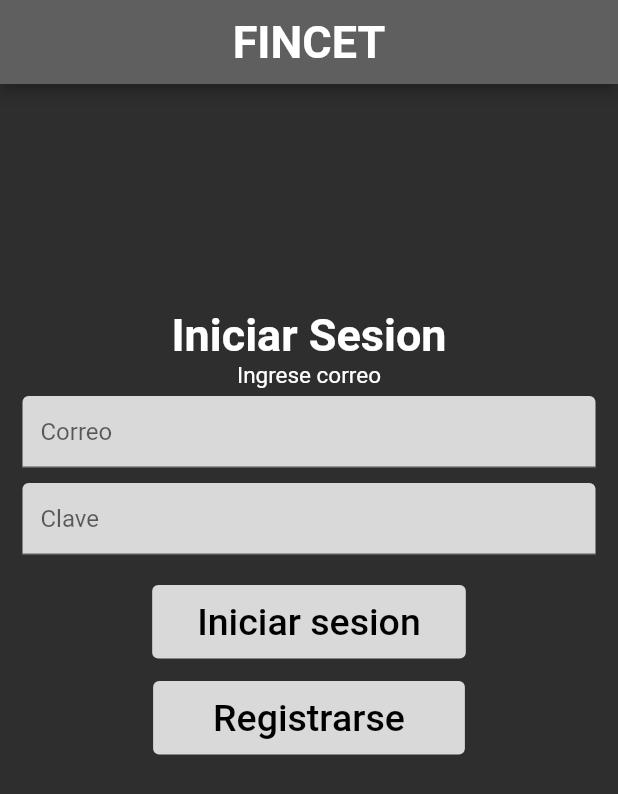
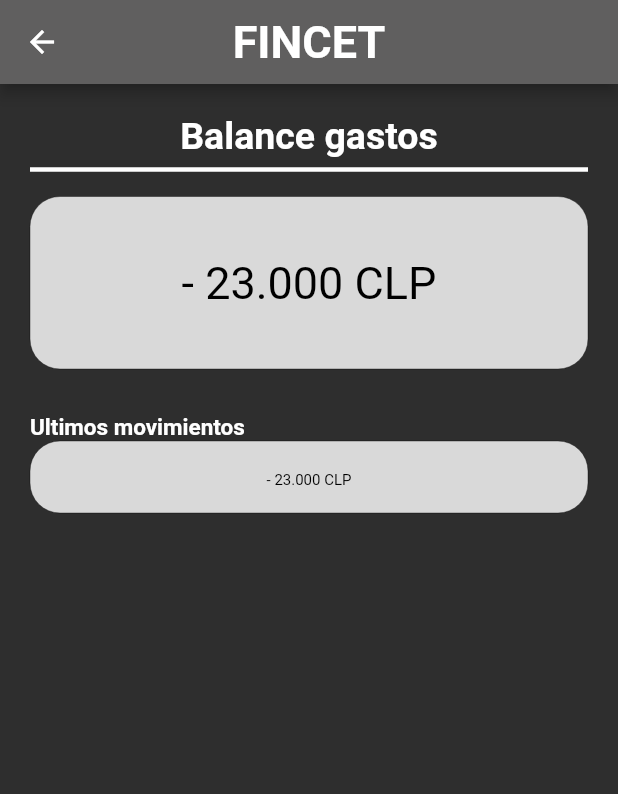
Before and after one commit to Daaira0811/EspecializacionII, a Flutter app: the screen it shows after launch, after a tap on "Iniciar sesion", on a phone screen of 412 x 824 dp. Shown: the top 794 px of the screen. Run offline on Flutter 3.47's test engine with Material 2 defaults, Android fonts, the light colour scheme and no system bars.

Commit message:
Se eliminan comentarios incesesarios y se sube balance gastos

```diff
--- /dev/null
+++ b/lib/balanceGastos.dart
@@ -0,0 +1,119 @@
+// ignore_for_file: prefer_const_constructors, prefer_const_literals_to_create_immutables
+
+import 'package:flutter/material.dart';
+import 'package:flutter_application_fincet/login.dart';
+
+class BalanceGastos extends StatelessWidget {
+  const BalanceGastos({super.key});
+
+  @override
+  Widget build(BuildContext context) {
+    return Scaffold(
+      appBar: AppBar(
+        centerTitle: true,
+        backgroundColor: const Color.fromARGB(255, 96, 95, 95),
+        title: const Text(
+          "FINCET",
+          style: TextStyle(fontSize: 30, fontWeight: FontWeight.bold),
+        ),
+      ),
+      body: cuerpo(context),
+    );
+  }
+}
+
+Widget cuerpo(context) {
+  return Container(
+    color: const Color.fromARGB(255, 46, 46, 46),
+    child: Center(
+      child: Padding(
+        padding: const EdgeInsets.all(20),
+        child: Column(
+          mainAxisAlignment: MainAxisAlignment.start,
+          children: [balanceGastos(context), ultimosMovimientos(context)],
+        ),
+      ),
+    ),
+  );
+}
+
+Widget balanceGastos(context) {
+  return Container(
+      child: Column(
+    children: [
+      const Text(
+        // texto de balance gastos
+        "Balance gastos",
+        style: TextStyle(
+          color: Colors.white,
+          fontSize: 25,
+          fontWeight: FontWeight.bold,
+        ),
+      ),
+
+      Divider(
+        // barrita blanca que separa
+        color: Colors.white,
+        thickness: 3,
+      ),
+      SizedBox(
+        height: 10,
+      ), // da espacio entre barrita y balance
+
+      TextField(
+        // Caja blanca con balance
+        enabled: false,
+
+        textAlign: TextAlign.center,
+        decoration: InputDecoration(
+          contentPadding: EdgeInsets.all(40),
+          border: OutlineInputBorder(borderRadius: BorderRadius.circular(20)),
+          hintStyle: TextStyle(color: Colors.black, fontSize: 30),
+          hintText: "- 23.000 CLP",
+          fillColor: Color.fromARGB(255, 217, 217, 217),
+          filled: true,
+        ),
+      ),
+    ],
+  ));
+}
+
+Widget ultimosMovimientos(context) {
+  return Container(
+    child: Column(
+      children: [
+        SizedBox(
+          height: 30,
+        ),
+        Row(
+          children: [
+            Text(
+              // texto de ultimos movimientos
+              textAlign: TextAlign.left,
+              "Ultimos movimientos",
+              style: TextStyle(
+                color: Colors.white,
+                fontSize: 15,
+                fontWeight: FontWeight.bold,
+              ),
+            ),
+          ],
+        ),
+        TextField(
+            // Caja blanca con balance
+        enabled: false,
+
+        textAlign: TextAlign.center,
+        decoration: InputDecoration(
+          contentPadding: EdgeInsets.all(10),
+          border: OutlineInputBorder(borderRadius: BorderRadius.circular(20)),
+          hintStyle: TextStyle(color: Colors.black, fontSize: 10),
+          hintText: "- 23.000 CLP",
+          fillColor: Color.fromARGB(255, 217, 217, 217),
+          filled: true,
+        ),
+        )
+      ],
+    ),
+  );
+}
--- a/lib/login.dart
+++ b/lib/login.dart
@@ -2,10 +2,11 @@
 
 // ignore_for_file: prefer_const_literals_to_create_immutables, prefer_const_constructors
 
-import 'dart:convert';
+
 
 
 import 'package:flutter/material.dart';
+import 'package:flutter_application_fincet/balanceGastos.dart';
 import 'package:flutter_application_fincet/register.dart';
 
 // aqui solo cambie el nombre de la clase login
@@ -57,14 +58,6 @@ class _InicioState extends State<Inicio> {
 Widget cuerpo(context){
   return Container(
     color: Color.fromARGB(255, 46, 46,46),
-    /*
-    decoration: BoxDecoration(
-      image: DecorationImage(image: NetworkImage("https://i.pinimg.com/originals/62/b8/36/62b836f9037d62691f11b41b5025f0b4.jpg"),
-      fit: BoxFit.cover
-      )
-
-    ),
-    */
     child: Center(
       child: Column(
 
@@ -79,10 +72,10 @@ Widget cuerpo(context){
           SizedBox(height: 15,),
 
           Column(
-             mainAxisAlignment: MainAxisAlignment.center,
+            mainAxisAlignment: MainAxisAlignment.center,
 
             children: [
-              botonEntrar(),
+              botonEntrar(context),
               SizedBox(height: 15,),
               botonRegistrar(context),
             ],
@@ -107,12 +100,9 @@ Widget textoIniciarSesion(){
 
 Widget textoIngresarCorreo(){
   return Text("Ingrese correo",
-
    style: TextStyle(color: Colors.white,
    fontSize: 15,
    fontWeight: FontWeight.normal),
-
-
   );
 
 }
@@ -121,13 +111,11 @@ Widget campoUsuario(){
   Text("Ingrese correo");
   return Container(
     padding: EdgeInsets.symmetric(horizontal: 15,vertical: 5),
-
     child: TextField(
       decoration: InputDecoration(
         hintText: "Correo",
         fillColor: Color.fromARGB(255, 217, 217, 217),
         filled: true,
-
       ),
     ),
   );
@@ -142,21 +130,22 @@ Widget campoClave(){
         hintText: "Clave",
         fillColor: Color.fromARGB(255,  217, 217, 217),
         filled: true,
-
       ),
     ),
   );
 }
 
-Widget botonEntrar(){
+Widget botonEntrar(context){
   return TextButton(
    style: TextButton.styleFrom(
     padding: EdgeInsets.symmetric(horizontal: 30, vertical: 10),
     foregroundColor: Colors.black,
     backgroundColor: Color.fromARGB(255, 217, 217, 217),
    ),
-
-   onPressed: (){},
+   onPressed: (){
+    Navigator.push(context,
+    MaterialPageRoute(builder: (context)=> BalanceGastos(),));
+   }, // aqui deberia redirigir al balance general
    child: Text("Iniciar sesion",
    style: TextStyle(fontSize: 25),)
    );
@@ -168,7 +157,6 @@ Widget botonRegistrar(context){
     padding: EdgeInsets.symmetric(horizontal: 40, vertical: 10),
     foregroundColor: Colors.black,
     backgroundColor: Color.fromARGB(255,217, 217, 217),
-
    ),
 
    onPressed: (){
--- a/lib/main.dart
+++ b/lib/main.dart
@@ -9,6 +9,7 @@ class Fincet extends StatelessWidget {
   const Fincet({super.key});
 
   // This widget is the root of your application.
+  //La clase main de momento inicia llamando a la vista de login
   @override
   Widget build(BuildContext context) {
     return MaterialApp(
--- a/lib/register.dart
+++ b/lib/register.dart
@@ -2,7 +2,7 @@
 
 // ignore_for_file: prefer_const_literals_to_create_immutables, prefer_const_constructors
 
-import 'dart:convert';
+
 
 import 'package:flutter/material.dart';
 import 'package:flutter_application_fincet/login.dart';
```
